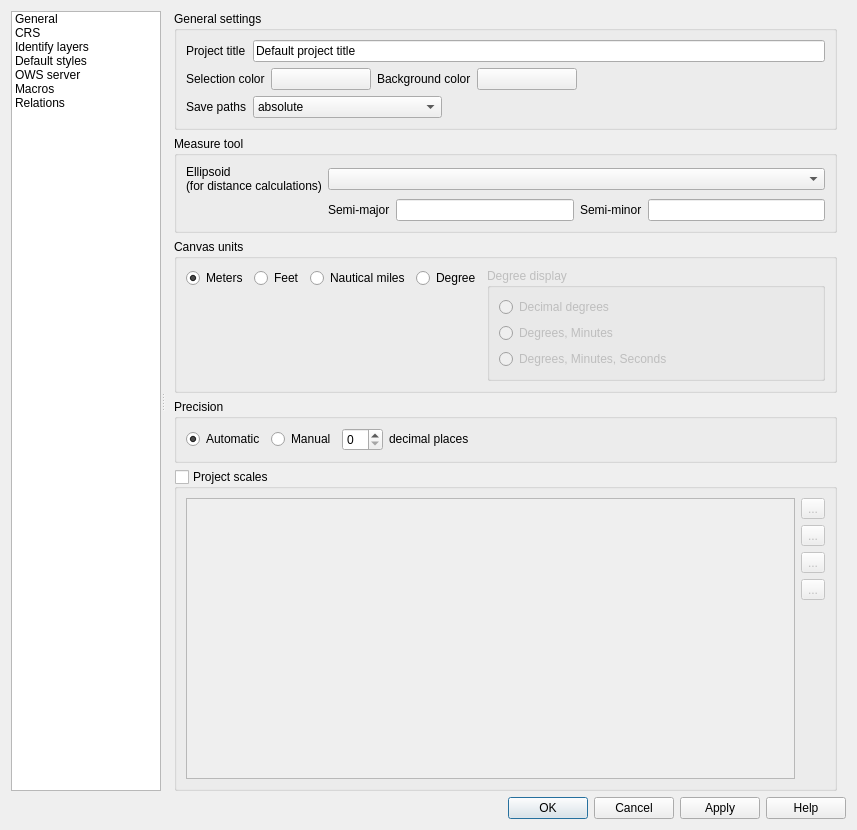
qgis/QGIS, file src/ui/qgsprojectpropertiesbase.ui: the form before one commit.
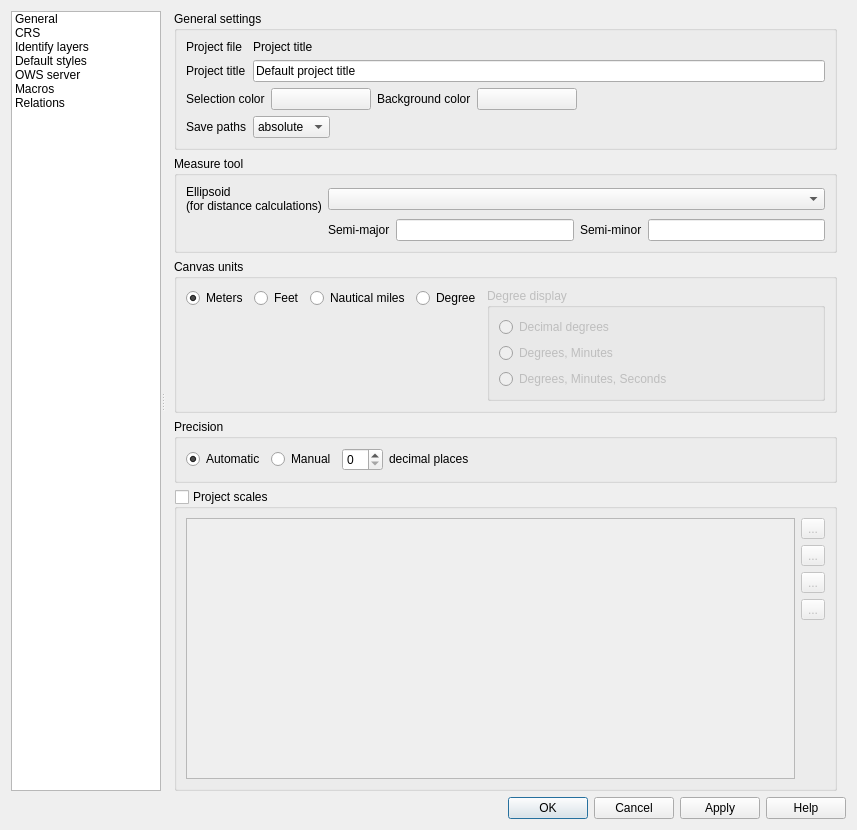
The form after the commit. Icons and pictures are not drawn. Custom widgets are drawn as their Qt base class.

Commit message: display project filename in project properties (implements #10788)

```diff
--- a/src/ui/qgsprojectpropertiesbase.ui
+++ b/src/ui/qgsprojectpropertiesbase.ui
@@ -231,7 +231,7 @@
                   <string notr="true">projgeneral</string>
                  </property>
                  <layout class="QGridLayout" name="gridLayout_26">
-                  <item row="2" column="2" colspan="2">
+                  <item row="3" column="2" colspan="2">
                    <spacer>
                     <property name="orientation">
                      <enum>Qt::Horizontal</enum>
@@ -244,7 +244,7 @@
                     </property>
                    </spacer>
                   </item>
-                  <item row="2" column="1">
+                  <item row="3" column="1">
                    <widget class="QComboBox" name="cbxAbsolutePath">
                     <item>
                      <property name="text">
@@ -258,7 +258,7 @@
                     </item>
                    </widget>
                   </item>
-                  <item row="1" column="0" colspan="4">
+                  <item row="2" column="0" colspan="4">
                    <layout class="QHBoxLayout" name="horizontalLayout_5">
                     <item>
                      <widget class="QLabel" name="textLabel1">
@@ -345,7 +345,7 @@
                     </item>
                    </layout>
                   </item>
-                  <item row="2" column="0">
+                  <item row="3" column="0">
                    <widget class="QLabel" name="label_3">
                     <property name="sizePolicy">
                      <sizepolicy hsizetype="Maximum" vsizetype="Preferred">
@@ -361,7 +361,7 @@
                     </property>
                    </widget>
                   </item>
-                  <item row="0" column="1" colspan="3">
+                  <item row="1" column="1" colspan="3">
                    <widget class="QLineEdit" name="titleEdit">
                     <property name="toolTip">
                      <string>Descriptive project name</string>
@@ -371,8 +371,40 @@
                     </property>
                    </widget>
                   </item>
-                  <item row="0" column="0">
+                  <item row="1" column="0">
                    <widget class="QLabel" name="label_2">
+                    <property name="sizePolicy">
+                     <sizepolicy hsizetype="Maximum" vsizetype="Preferred">
+                      <horstretch>0</horstretch>
+                      <verstretch>0</verstretch>
+                     </sizepolicy>
+                    </property>
+                    <property name="text">
+                     <string>Project title</string>
+                    </property>
+                    <property name="buddy">
+                     <cstring>projectFileName</cstring>
+                    </property>
+                   </widget>
+                  </item>
+                  <item row="0" column="0">
+                   <widget class="QLabel" name="label_4">
+                    <property name="sizePolicy">
+                     <sizepolicy hsizetype="Maximum" vsizetype="Preferred">
+                      <horstretch>0</horstretch>
+                      <verstretch>0</verstretch>
+                     </sizepolicy>
+                    </property>
+                    <property name="text">
+                     <string>Project file</string>
+                    </property>
+                    <property name="buddy">
+                     <cstring>titleEdit</cstring>
+                    </property>
+                   </widget>
+                  </item>
+                  <item row="0" column="1">
+                   <widget class="QLabel" name="projectFileName">
                     <property name="sizePolicy">
                      <sizepolicy hsizetype="Maximum" vsizetype="Preferred">
                       <horstretch>0</horstretch>
```
The commit also changes 1 other file.
